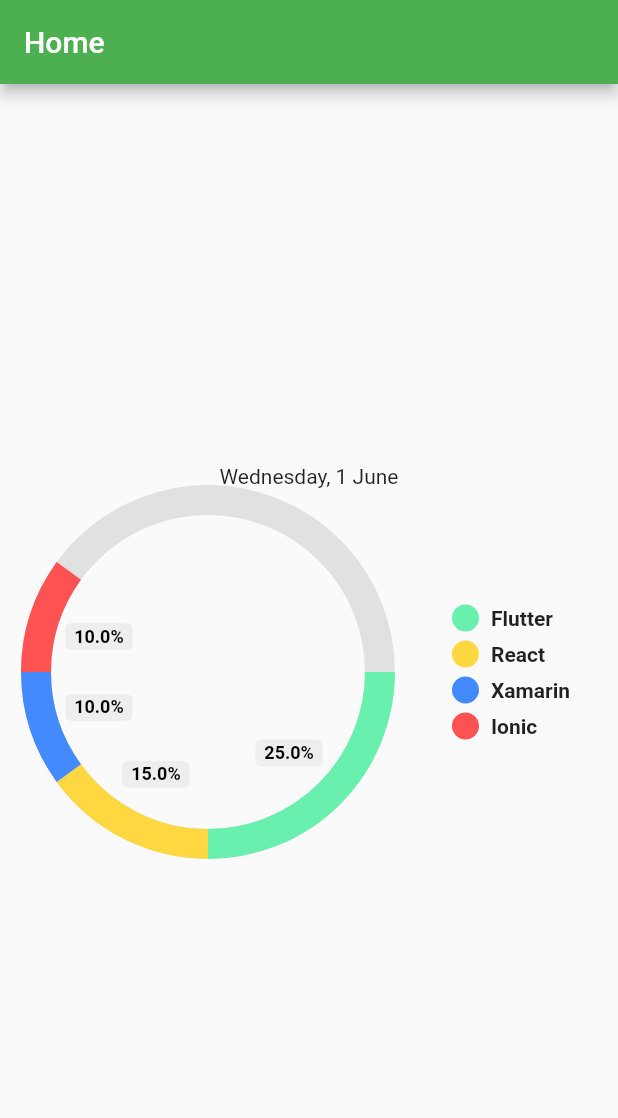
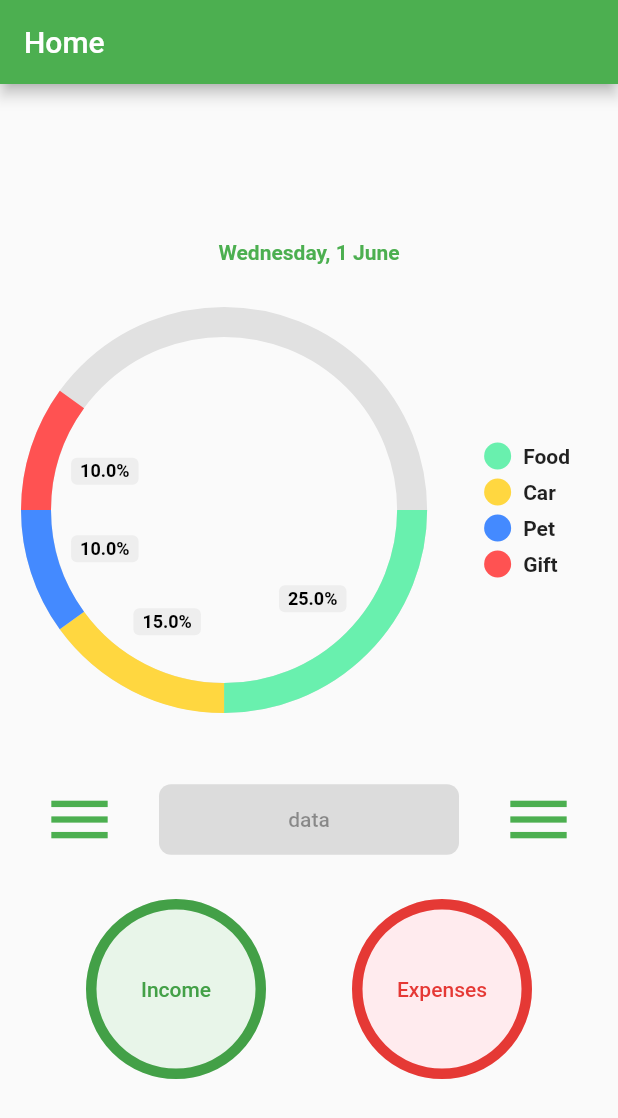
Before and after one commit to mutiadhewanty/money_manage_app, a Flutter app: the screen it shows after launch, on a phone screen of 412 x 824 dp. Shown: the top 1118 px of the screen. Run offline on Flutter 3.47's test engine with Material 2 defaults, Android fonts, the phone set to English and light mode, and no system bars; drawn by our look-alikes of pie_chart.

Commit message:
home screen

```diff
--- a/lib/screen/home.dart
+++ b/lib/screen/home.dart
@@ -2,19 +2,18 @@
 import 'package:pie_chart/pie_chart.dart';
 
 class Home extends StatefulWidget {
-  const Home({ Key? key }) : super(key: key);
+  const Home({Key? key}) : super(key: key);
 
   @override
   State<Home> createState() => _HomeState();
 }
 
 class _HomeState extends State<Home> {
-
   Map<String, double> dataMap = {
-    "Flutter": 5,
-    "React": 3,
-    "Xamarin": 2,
-    "Ionic": 2,
+    "Food": 5,
+    "Car": 3,
+    "Pet": 2,
+    "Gift": 2,
   };
 
   final colorList = <Color>[
@@ -36,22 +35,73 @@
         child: Column(
           mainAxisAlignment: MainAxisAlignment.center,
           children: [
-            Text('Wednesday, 1 June'),
-
+            Text(
+              'Wednesday, 1 June',
+              style:
+                  TextStyle(color: Colors.green, fontWeight: FontWeight.w600),
+            ),
             Container(
-              padding: EdgeInsets.symmetric(horizontal: 16),
+              padding: EdgeInsets.symmetric(horizontal: 16, vertical: 30),
               child: PieChart(
                 dataMap: dataMap,
                 chartType: ChartType.ring,
-          baseChartColor: Colors.black!.withOpacity(0.10),
+                baseChartColor: Colors.black.withOpacity(0.10),
                 colorList: colorList,
                 chartValuesOptions: ChartValuesOptions(
                   showChartValuesInPercentage: true,
                 ),
                 totalValue: 20,
               ),
+            ),
+            SizedBox(height: 10,),
+            Row(
+              mainAxisAlignment: MainAxisAlignment.spaceEvenly,
+              children: [
+                IconButton(onPressed: (){}, icon: Icon(Icons.menu), iconSize: 50, color: Colors.green,),
+                Container(
+                  height: 47,
+                  width: 200,
+                  child: ElevatedButton(
+                    onPressed: null,
+                    child: Text('data'),
+                    style: ElevatedButton.styleFrom(
+                      shape: RoundedRectangleBorder(
+                  borderRadius: BorderRadius.circular(8),
+        ),
+                    ),
+                  ),
+                ),
+                IconButton(onPressed: (){}, icon: Icon(Icons.menu), iconSize: 50, color: Colors.green,),
+              ],
+            ),
+            SizedBox(height: 20,),
+            Row(
+              mainAxisAlignment: MainAxisAlignment.spaceEvenly,
+              children: [
+                SizedBox(
+                  height: 120,
+                  width: 120,
+                  child: MaterialButton(
+                    onPressed: (){},
+                    color: Colors.green.shade50,
+                    elevation: 0,
+                    shape: CircleBorder(side: BorderSide(color: Colors.green.shade600, width: 7)),
+                    child: Text('Income', style: TextStyle(color: Colors.green.shade600),),
+                  ),
+                ),
+                SizedBox(
+                  height: 120,
+                  width: 120,
+                  child: MaterialButton(
+                    onPressed: (){},
+                    color: Colors.red.shade50,
+                    elevation: 0,
+                    shape: CircleBorder(side: BorderSide(color: Colors.red.shade600, width: 7)),
+                    child: Text('Expenses', style: TextStyle(color: Colors.red.shade600),),
+                  ),
+                ),
+              ],
             )
-
           ],
         ),
       ),
```
Lines whose indentation alone changed are shown as unchanged.
